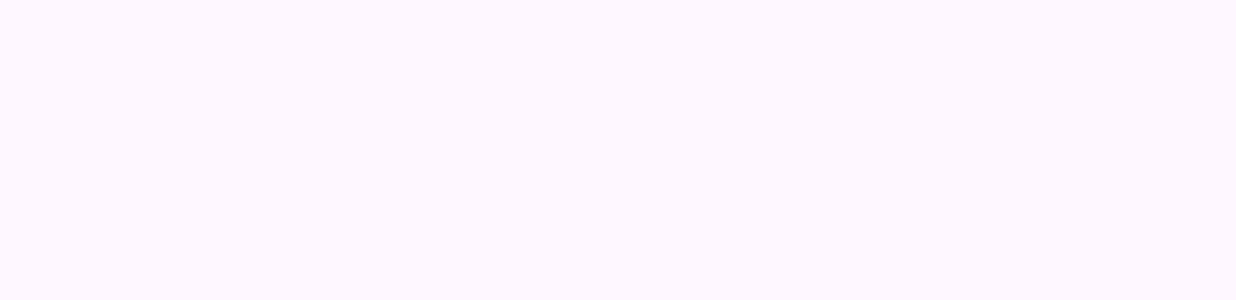
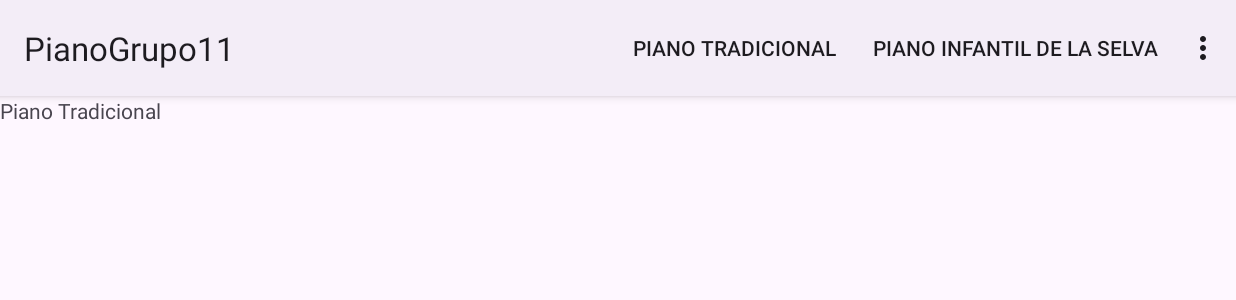
Before and after one commit to LetesMtz/PianoGrupo11, an Android app: the screen it shows after launch (MainActivity), on a phone screen of 824 x 412 dp (held sideways). Before the commit the part shown is empty. Shown: the top 300 px of the screen. Run offline under Robolectric (Android 15) with nearby library versions, the phone set to English and light mode, and no system bars.

Commit message:
Se agregó el layout para el menu principal. Además, se programó el menu en todas las actividades (para que aparezca y tenga funcionalidad).

```diff
--- a/app/src/main/java/sv/edu/catolica/pianogrupo11/MainActivity.java
+++ b/app/src/main/java/sv/edu/catolica/pianogrupo11/MainActivity.java
@@ -1,6 +1,11 @@
 package sv.edu.catolica.pianogrupo11;
 
+import android.content.Intent;
 import android.os.Bundle;
+import android.view.Menu;
+import android.view.MenuInflater;
+import android.view.MenuItem;
+import android.widget.Toast;
 
 import androidx.activity.EdgeToEdge;
 import androidx.appcompat.app.AppCompatActivity;
@@ -21,4 +26,29 @@ public class MainActivity extends AppCompatActivity {
             return insets;
         });
     }
+
+    @Override
+    public boolean onCreateOptionsMenu(Menu menu) {
+        MenuInflater inflater = getMenuInflater();
+        inflater.inflate(R.menu.menu_principal, menu);
+        return true;
+    }
+
+    @Override
+    public boolean onOptionsItemSelected(MenuItem item) {
+        int id = item.getItemId();
+
+        if(id == R.id.piano_selva){
+            Intent selva = new Intent(MainActivity.this, PianoInfantilSelva.class);
+            startActivity(selva);
+        }else if(id == R.id.piano_instrumentos){
+            Intent selva = new Intent(MainActivity.this, PianoInstrumentosMusicales.class);
+            startActivity(selva);
+        } else if (id == R.id.acerca_de_nosotros){
+            Intent selva = new Intent(MainActivity.this, AcercaDeNosotros.class);
+            startActivity(selva);
+        }
+
+        return true;
+    }
 }
--- a/app/src/main/res/layout/activity_acerca_de_nosotros.xml
+++ b/app/src/main/res/layout/activity_acerca_de_nosotros.xml
@@ -10,4 +10,9 @@
 
     <!-- Informacion de los creadores de la APP -->
 
+    <TextView
+        android:layout_width="wrap_content"
+        android:layout_height="wrap_content"
+        android:text="Acerca de Nosotros" />
+
 </LinearLayout>
--- a/app/src/main/res/layout/activity_main.xml
+++ b/app/src/main/res/layout/activity_main.xml
@@ -11,4 +11,9 @@
     <!-- Inicio de la App | Piano Tradicional -->
     <!-- Pequeño cambio como prueba -->
 
+    <TextView
+        android:layout_width="wrap_content"
+        android:layout_height="wrap_content"
+        android:text="Piano Tradicional" />
+
 </LinearLayout>
--- a/app/src/main/res/layout/activity_piano_infantil_selva.xml
+++ b/app/src/main/res/layout/activity_piano_infantil_selva.xml
@@ -10,4 +10,9 @@
 
     <!-- Piano Infantil de la Selva -->
 
+    <TextView
+        android:layout_width="wrap_content"
+        android:layout_height="wrap_content"
+        android:text="Piano Infantil de la Selva" />
+
 </LinearLayout>
--- a/app/src/main/res/layout/activity_piano_instrumentos_musicales.xml
+++ b/app/src/main/res/layout/activity_piano_instrumentos_musicales.xml
@@ -10,4 +10,9 @@
 
     <!-- Piano de Instrumentos Musicales -->
 
+    <TextView
+        android:layout_width="wrap_content"
+        android:layout_height="wrap_content"
+        android:text="Piano de Instrumentos Musicales" />
+
 </LinearLayout>
--- /dev/null
+++ b/app/src/main/res/menu/menu_principal.xml
@@ -0,0 +1,28 @@
+<?xml version="1.0" encoding="utf-8"?>
+<menu xmlns:android="http://schemas.android.com/apk/res/android"
+    xmlns:app="http://schemas.android.com/apk/res-auto">
+
+    <item
+        android:id="@+id/piano_tradicional"
+        android:title="@string/piano_tradicional"
+        android:orderInCategory="1"
+        app:showAsAction="always" />
+    <item
+        android:id="@+id/piano_selva"
+        android:title="@string/piano_infantil_de_la_selva"
+        android:orderInCategory="100"
+        app:showAsAction="always" />
+
+    <item
+        android:id="@+id/piano_instrumentos"
+        android:title="@string/piano_de_instrumentos_musicales"
+        android:orderInCategory="200"
+        app:showAsAction="ifRoom" />
+
+    <item
+        android:id="@+id/acerca_de_nosotros"
+        android:title="@string/acerca_de_nosotros"
+        android:orderInCategory="300"
+        app:showAsAction="never" />
+
+</menu>
--- a/app/src/main/res/values-night/themes.xml
+++ b/app/src/main/res/values-night/themes.xml
@@ -1,6 +1,6 @@
 <resources xmlns:tools="http://schemas.android.com/tools">
     <!-- Base application theme. -->
-    <style name="Base.Theme.PianoGrupo11" parent="Theme.Material3.DayNight.NoActionBar">
+    <style name="Base.Theme.PianoGrupo11" parent="Theme.Material3.DayNight">
         <!-- Customize your dark theme here. -->
         <!-- <item name="colorPrimary">@color/my_dark_primary</item> -->
     </style>
--- a/app/src/main/res/values/strings.xml
+++ b/app/src/main/res/values/strings.xml
@@ -1,3 +1,7 @@
 <resources>
     <string name="app_name">PianoGrupo11</string>
+    <string name="acerca_de_nosotros">Acerca de Nosotros</string>
+    <string name="piano_de_instrumentos_musicales">Piano de Instrumentos Musicales</string>
+    <string name="piano_infantil_de_la_selva">Piano Infantil de la Selva</string>
+    <string name="piano_tradicional">Piano Tradicional</string>
 </resources>
--- a/app/src/main/res/values/themes.xml
+++ b/app/src/main/res/values/themes.xml
@@ -1,6 +1,6 @@
 <resources xmlns:tools="http://schemas.android.com/tools">
     <!-- Base application theme. -->
-    <style name="Base.Theme.PianoGrupo11" parent="Theme.Material3.DayNight.NoActionBar">
+    <style name="Base.Theme.PianoGrupo11" parent="Theme.Material3.DayNight">
         <!-- Customize your light theme here. -->
         <!-- <item name="colorPrimary">@color/my_light_primary</item> -->
     </style>
```
Also changed, not shown: app/src/main/java/sv/edu/catolica/pianogrupo11/AcercaDeNosotros.java (+32 -0 lines), app/src/main/java/sv/edu/catolica/pianogrupo11/PianoInfantilSelva.java (+32 -0 lines), app/src/main/java/sv/edu/catolica/pianogrupo11/PianoInstrumentosMusicales.java (+33 -0 lines).
